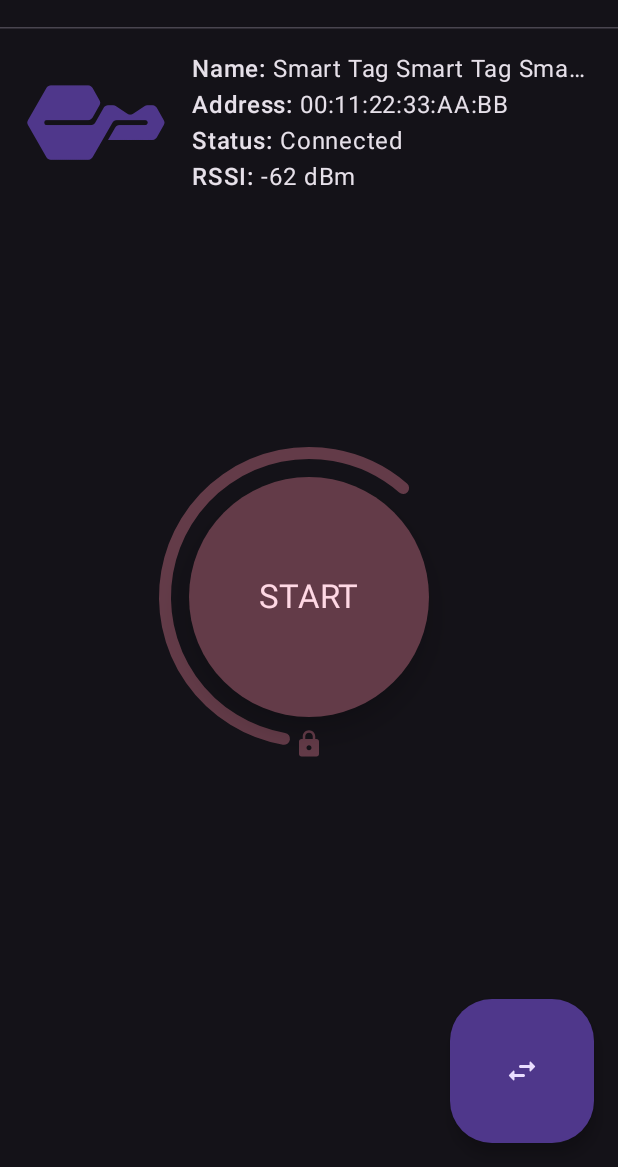
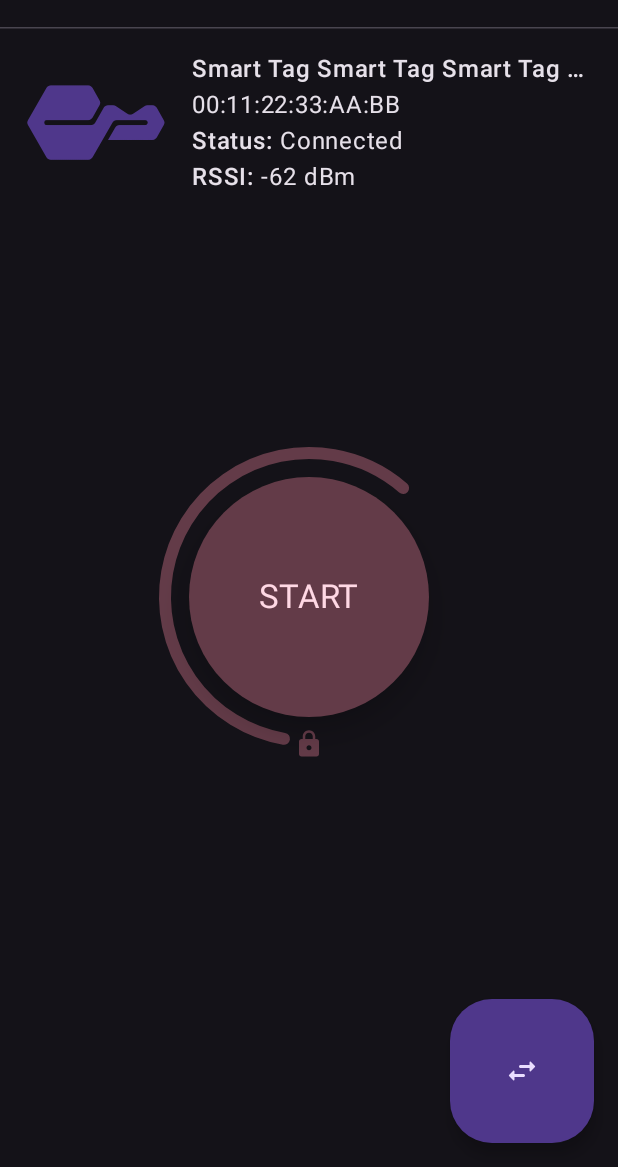
Before and after one commit to dpither/super-smart-key, an Android app built with Jetpack Compose: the @Preview function HomeContentKeyConnectedPreview, on a phone screen of 412 x 824 dp, the part 69-1236 px from its top. Run offline under Robolectric (Android 15) with nearby library versions, the phone set to English and light mode, and no system bars.

Commit message:
Changed settings to a scrollable list, slight layout changes, capped fontScale to 1.5f

```diff
--- a/app/src/main/java/com/dpither/supersmartkey/data/repository/KeyRepository.kt
+++ b/app/src/main/java/com/dpither/supersmartkey/data/repository/KeyRepository.kt
@@ -74,6 +74,9 @@ class KeyRepository @Inject constructor(@ApplicationContext private val context:
                     if (_availableKeys.value.containsKey(device?.address) && device?.name != null) {
                         _availableKeys.value = HashMap(_availableKeys.value).apply {
                             this[device.address] = this[device.address]?.copy(name = device.name)
+                        }
+                        if (_key.value?.address == device.address) {
+                            _key.update { it?.copy(name = device.name) }
                         }
                     }
                 }
--- a/app/src/main/java/com/dpither/supersmartkey/ui/home/HomeScreen.kt
+++ b/app/src/main/java/com/dpither/supersmartkey/ui/home/HomeScreen.kt
@@ -501,8 +501,12 @@ private fun KeyInfo(key: Key?) {
             }, label = "name animation"
         ) { targetName ->
             Row(verticalAlignment = Alignment.Bottom) {
-                Text(text = stringResource(R.string.name) + ": ", fontWeight = titleWeight)
-                Text(text = targetName, maxLines = 1, overflow = TextOverflow.Ellipsis)
+                Text(
+                    text = targetName,
+                    fontWeight = titleWeight,
+                    maxLines = 1,
+                    overflow = TextOverflow.Ellipsis
+                )
             }
         }
 //        Address
@@ -520,7 +524,6 @@ private fun KeyInfo(key: Key?) {
             }, label = "address animation"
         ) { targetAddress ->
             Row {
-                Text(text = stringResource(R.string.address) + ": ", fontWeight = titleWeight)
                 Text(text = targetAddress)
             }
         }
--- a/app/src/main/java/com/dpither/supersmartkey/ui/theme/Theme.kt
+++ b/app/src/main/java/com/dpither/supersmartkey/ui/theme/Theme.kt
@@ -20,6 +20,10 @@ package com.dpither.supersmartkey.ui.theme
 import androidx.compose.material3.MaterialTheme
 import androidx.compose.material3.darkColorScheme
 import androidx.compose.runtime.Composable
+import androidx.compose.runtime.CompositionLocalProvider
+import androidx.compose.ui.platform.LocalDensity
+import androidx.compose.ui.unit.Density
+import com.dpither.supersmartkey.util.FONT_SCALE_CAP
 
 private val colorScheme = darkColorScheme(
     primary = primaryDark,
@@ -63,9 +67,16 @@ private val colorScheme = darkColorScheme(
 fun AppTheme(
     content: @Composable () -> Unit
 ) {
-    MaterialTheme(
-        colorScheme = colorScheme,
-        typography = AppTypography,
-        content = content
+    val cappedDensity = Density(
+        density = LocalDensity.current.density,
+        fontScale = LocalDensity.current.fontScale.coerceAtMost(FONT_SCALE_CAP)
     )
+
+    CompositionLocalProvider(LocalDensity provides cappedDensity) {
+        MaterialTheme(
+            colorScheme = colorScheme,
+            typography = AppTypography,
+            content = content
+        )
+    }
 }
--- a/app/src/main/java/com/dpither/supersmartkey/util/Constants.kt
+++ b/app/src/main/java/com/dpither/supersmartkey/util/Constants.kt
@@ -33,3 +33,4 @@ const val DEFAULT_POLLING_RATE = 1
 
 const val DEFAULT_ANIMATION_DURATION = 500
 const val BLE_HCI_CONNECTION_TIMEOUT = 8
+const val FONT_SCALE_CAP = 1.5f
--- a/app/src/main/res/values/strings.xml
+++ b/app/src/main/res/values/strings.xml
@@ -22,8 +22,6 @@
     <string name="key_dialog_title">Available Keys</string>
     <string name="empty_key_dialog_title">No keys found</string>
     <string name="empty_key_dialog_text">Try connecting a Bluetooth device</string>
-    <string name="address">Address</string>
-    <string name="name">Name</string>
     <string name="status">Status</string>
     <string name="link">Link</string>
     <string name="unlink">Unlink</string>
```
Also changed, not shown: app/src/main/java/com/dpither/supersmartkey/ui/Dialogs.kt (+21 -8 lines), app/src/main/java/com/dpither/supersmartkey/ui/settings/SettingsScreen.kt (+23 -10 lines).
